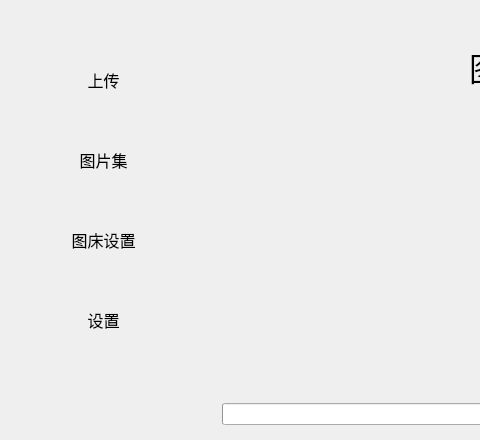
First picture: the form in src/mainwindow.ui, repository median-dxz/Lotos, before the edit; both pictures show x 0 to 480 and y 0 to 440 of the 884 by 551 pixel window.
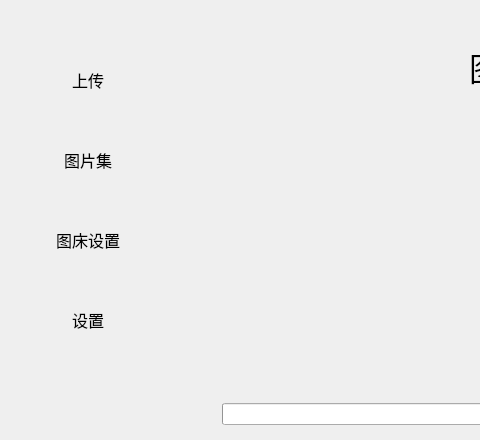
Second picture: the form after the edit. Icons and pictures are not drawn.

Diff of the .ui file:
```diff
--- a/src/mainwindow.ui
+++ b/src/mainwindow.ui
@@ -77,8 +77,11 @@
          <property name="cursor">
           <cursorShape>ArrowCursor</cursorShape>
          </property>
+         <property name="layoutDirection">
+          <enum>Qt::LeftToRight</enum>
+         </property>
          <property name="text">
-          <string>       上传</string>
+          <string>上传</string>
          </property>
          <property name="checkable">
           <bool>false</bool>
@@ -112,7 +115,7 @@
           <string notr="true"/>
          </property>
          <property name="text">
-          <string>       图片集</string>
+          <string>图片集</string>
          </property>
          <property name="flat">
           <bool>true</bool>
@@ -140,7 +143,7 @@
           <string notr="true"/>
          </property>
          <property name="text">
-          <string>       图床设置</string>
+          <string>图床设置</string>
          </property>
          <property name="flat">
           <bool>true</bool>
@@ -174,7 +177,7 @@
           <string notr="true"/>
          </property>
          <property name="text">
-          <string>       设置</string>
+          <string>设置</string>
          </property>
          <property name="flat">
           <bool>true</bool>
```
Left out of the diff: 10 changed lines with no effect on the pictures.
